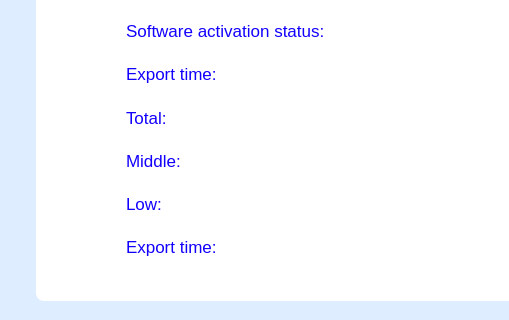
This is plugins/gui/vulnerability/reports/pdf.ui in openeuler-mirror/ks-ssr as Qt 5 draws it before an edit; both pictures show x 0 to 509 and y 464 to 784 of the 830 by 1170 pixel window. The edited form follows.
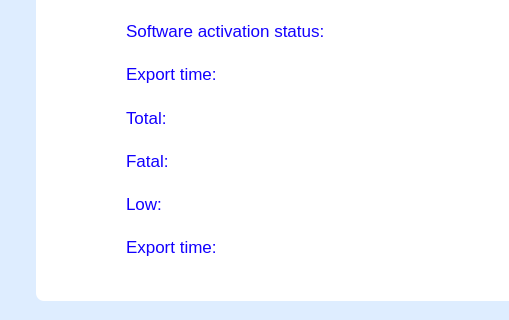
This is the edited form. Icons and pictures are not drawn.

Commit message: feat（reports）：modify fatal label middle - 修复一些漏洞报表的缺陷

Diff of the .ui file:
```diff
--- a/plugins/gui/vulnerability/reports/pdf.ui
+++ b/plugins/gui/vulnerability/reports/pdf.ui
@@ -160,7 +160,7 @@
 </string>
          </property>
          <property name="text">
-          <string>Middle:</string>
+          <string>Fatal:</string>
          </property>
         </widget>
        </item>
```
Left out of the diff: 2 changed lines with no effect on the pictures.
